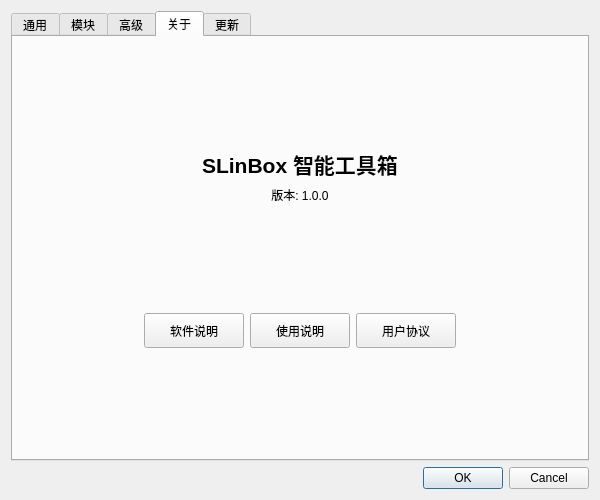
The window that ui/settingsdialog.ui (linyvhuo/SLinBox) describes before a commit, drawn with Qt 5.
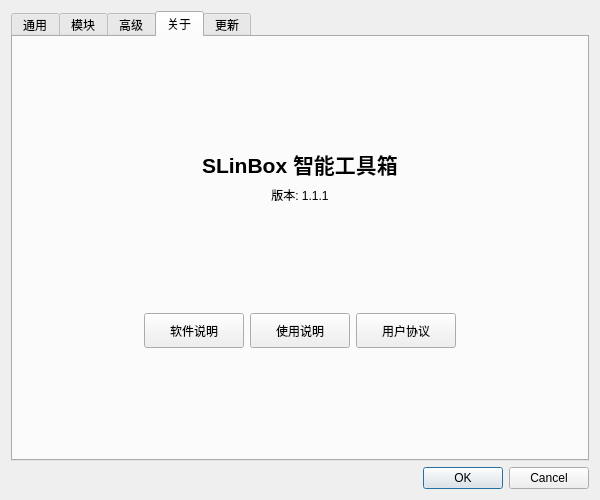
The same window after the commit. The open tabs and pages were chosen to show the change.

What changed in the file:
```diff
--- a/ui/settingsdialog.ui
+++ b/ui/settingsdialog.ui
@@ -496,7 +496,7 @@
        <item>
         <widget class="QLabel" name="labelVersion">
          <property name="text">
-          <string>版本: 1.0.0</string>
+          <string>版本: 1.1.1</string>
          </property>
          <property name="alignment">
           <set>Qt::AlignCenter</set>
```
Left out of the diff: 2 changed lines with no effect on the pictures.
